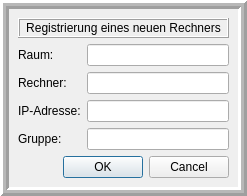
Before: the Qt Designer form linbo_gui/registrierungsdialog.ui in linuxmuster/linuxmuster-linbo, drawn with Qt 5.
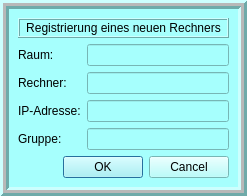
After: the same form once the commit is applied.

Commit message: change dialog background to light blue

Diff of the .ui file:
```diff
--- a/linbo_gui/registrierungsdialog.ui
+++ b/linbo_gui/registrierungsdialog.ui
@@ -13,6 +13,9 @@
   <property name="windowTitle">
    <string>Dialog</string>
   </property>
+  <property name="styleSheet">
+   <string notr="true">background-color: rgb(166, 255, 253);</string>
+  </property>
   <layout class="QVBoxLayout" name="verticalLayout">
    <property name="spacing">
     <number>0</number>
```
The commit also changes 11 other files.
